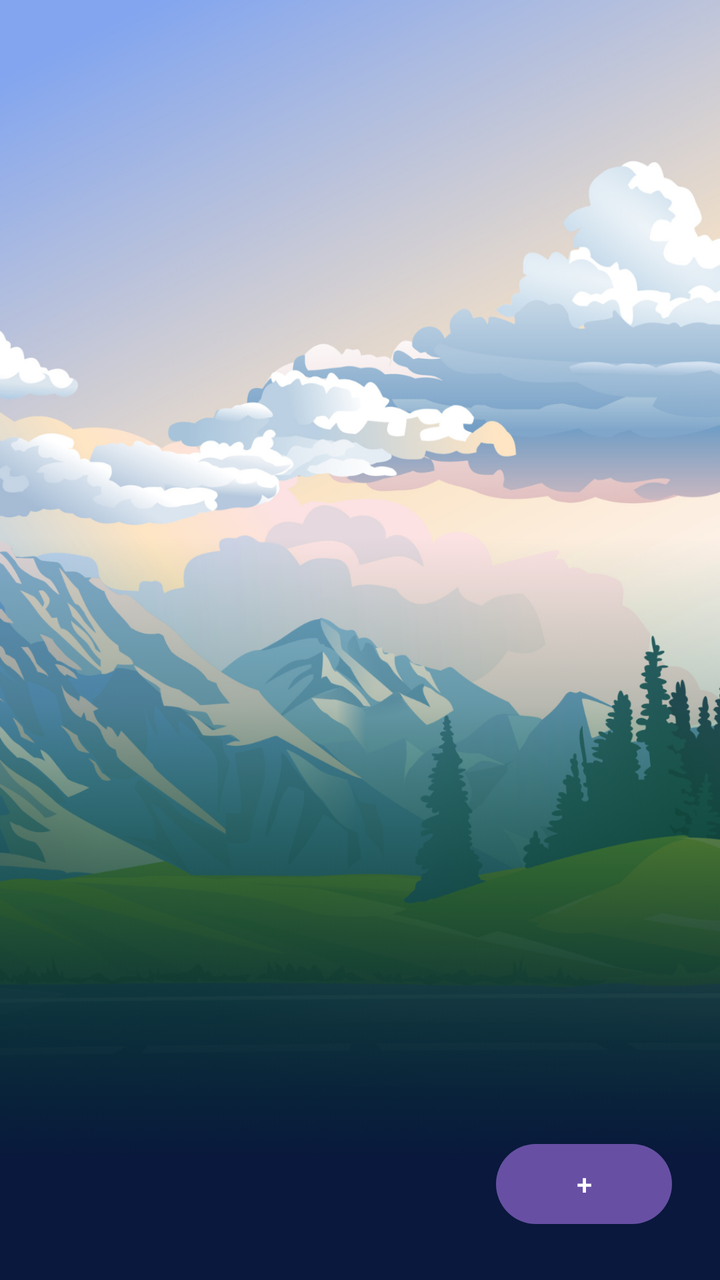
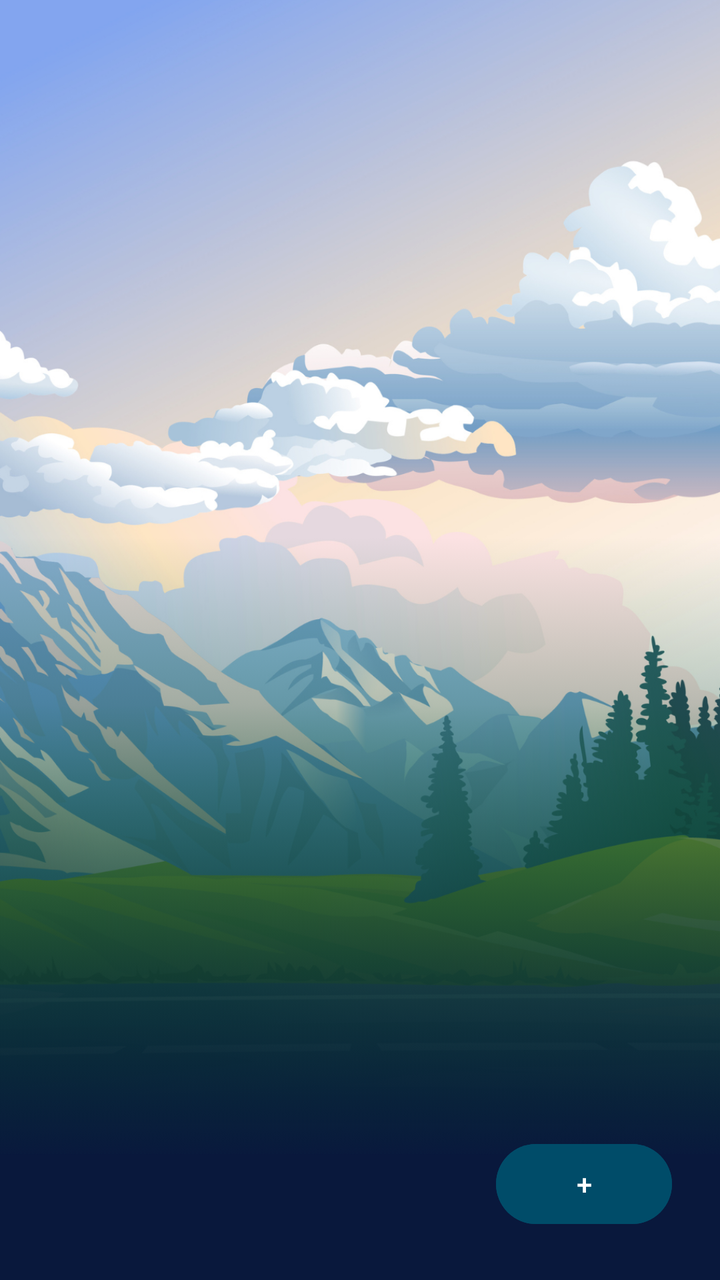

Before-and-after screenshots of an Android layout around one commit, followed by the original layout XML and the change that was made.
<!-- AndroidManifest.xml: application theme Theme.Tavernia -->
<!-- res/layout/activity_main.xml -->
<?xml version="1.0" encoding="utf-8"?>
<androidx.constraintlayout.widget.ConstraintLayout xmlns:android="http://schemas.android.com/apk/res/android"
    xmlns:app="http://schemas.android.com/apk/res-auto"
    xmlns:tools="http://schemas.android.com/tools"
    android:id="@+id/main"
    android:layout_width="match_parent"
    android:layout_height="match_parent"
    android:background="@drawable/bg_page_accueil"
    tools:context=".MainActivity">

    <androidx.recyclerview.widget.RecyclerView
        android:id="@+id/character_recycler_view"
        android:layout_width="match_parent"
        android:layout_height="match_parent"
        tools:layout_editor_absoluteY="8dp" />

    <Button
        android:id="@+id/create_sheet_button"
        android:layout_width="wrap_content"
        android:layout_height="wrap_content"
        android:layout_marginEnd="24dp"
        android:layout_marginBottom="24dp"
        android:text="+"
        app:layout_constraintBottom_toBottomOf="parent"
        app:layout_constraintEnd_toEndOf="parent" />

</androidx.constraintlayout.widget.ConstraintLayout>
<!-- resources referenced by this layout -->
<resources>
  <!-- drawable bg_page_accueil: png bitmap (drawable, 911363 bytes) -->
  <style name="Theme.Tavernia" parent="Base.Theme.Tavernia" />
  <style name="Base.Theme.Tavernia" parent="Theme.Material3.DayNight.NoActionBar">
          
          
      </style>
</resources>

<!-- the commit's change to res/layout/activity_main.xml (unified diff, before → after) -->
@@ -20,6 +20,7 @@
         android:layout_height="wrap_content"
         android:layout_marginEnd="24dp"
         android:layout_marginBottom="24dp"
+        android:backgroundTint="@color/material_dynamic_primary30"
         android:text="+"
         app:layout_constraintBottom_toBottomOf="parent"
         app:layout_constraintEnd_toEndOf="parent" />
